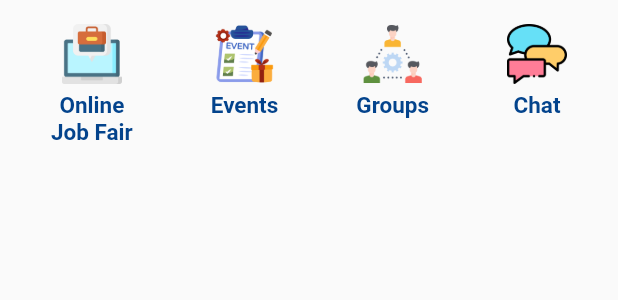
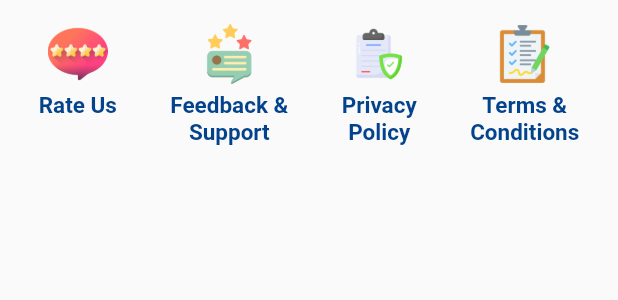
Before and after one commit to Mosaidur/Job-Skeers, a Flutter app: the AboutUsCategory widget shown alone on an empty page, opened directly, on a phone screen of 412 x 824 dp. Shown: the top 300 px of the screen. Run offline on Flutter 3.47's test engine with Material 3 defaults, Android fonts, the phone set to English and light mode, and no system bars; our stand-ins replace email_validator, intl_phone_field, shared_preferences; missing offline and left inert: multiselect_dropdown_flutter; accounts and stored records are empty.

Commit message:
22th commite

```diff
--- a/jobskeers/lib/Job_Seeker/Pages/More/moreFeature.dart
+++ b/jobskeers/lib/Job_Seeker/Pages/More/moreFeature.dart
@@ -58,8 +58,8 @@ class _MoreFeatureState extends State<MoreFeature> {
                 ),
               ),
             ),
-
             Mian_Feature(),
+            Divider(color: Colors.grey,thickness: 1,),
 
             //Hiring Category
             Container(
@@ -77,8 +77,8 @@ class _MoreFeatureState extends State<MoreFeature> {
                 ),
               ),
             ),
-
             HiringCategory(),
+            Divider(color: Colors.grey,thickness: 1,),
 
             //Invaitaion
             Container(
@@ -97,6 +97,7 @@ class _MoreFeatureState extends State<MoreFeature> {
               ),
             ),
             Invitation(),
+            Divider(color: Colors.grey,thickness: 1,),
 
             //AI Support
             Container(
@@ -115,6 +116,7 @@ class _MoreFeatureState extends State<MoreFeature> {
               ),
             ),
             AI_Support(),
+            Divider(color: Colors.grey,thickness: 1,),
 
             //Other Features
             Container(
@@ -133,6 +135,7 @@ class _MoreFeatureState extends State<MoreFeature> {
               ),
             ),
             OthersFeatures(),
+            Divider(color: Colors.grey,thickness: 1,),
 
             //About Us
             Container(
--- a/jobskeers/lib/Job_Seeker/Pages/More/widgets/AboutUS.dart
+++ b/jobskeers/lib/Job_Seeker/Pages/More/widgets/AboutUS.dart
@@ -24,7 +24,7 @@ class _AboutUsCategoryState extends State<AboutUsCategory> {
               mainAxisAlignment: MainAxisAlignment.spaceAround,
               children: [
 
-                //Online Job Fair logo and text
+                //Rate Us logo and text
                 Padding(
                   padding: const EdgeInsets.all(8.0),
                   child: Column(
@@ -33,47 +33,13 @@ class _AboutUsCategoryState extends State<AboutUsCategory> {
                       Container(
                         height: 40,
                         width: 40,
-                        child: Image.asset("assets/Images2/Online Job Fair.png"),
+                        child: Image.asset("assets/Images2/RateUs.png"),
                       ),
                       SizedBox(
                         height: 5,
                       ),
                       Text(
-                        "Online",
-                        style: TextStyle(
-                          color: Color(0xff03438C),
-                          fontSize: 15,
-                          fontWeight: FontWeight.bold,
-                        ),
-                      ),
-                      Text(
-                        "Job Fair",
-                        style: TextStyle(
-                          color: Color(0xff03438C),
-                          fontSize: 15,
-                          fontWeight: FontWeight.bold,
-                        ),
-                      ),
-                    ],
-                  ),
-                ),
-
-                //Events logo and text
-                Padding(
-                  padding: const EdgeInsets.all(8.0),
-                  child: Column(
-                    mainAxisAlignment: MainAxisAlignment.center,
-                    children: [
-                      Container(
-                        height: 40,
-                        width: 40,
-                        child: Image.asset("assets/Images2/Events.png"),
-                      ),
-                      SizedBox(
-                        height: 5,
-                      ),
-                      Text(
-                        "Events",
+                        "Rate Us",
                         style: TextStyle(
                           color: Color(0xff03438C),
                           fontSize: 15,
@@ -92,7 +58,7 @@ class _AboutUsCategoryState extends State<AboutUsCategory> {
                   ),
                 ),
 
-                //Groups logo and text
+                //Feedback and Support logo and text
                 Padding(
                   padding: const EdgeInsets.all(8.0),
                   child: Column(
@@ -101,13 +67,13 @@ class _AboutUsCategoryState extends State<AboutUsCategory> {
                       Container(
                         height: 40,
                         width: 40,
-                        child: Image.asset("assets/Images2/Groups.png"),
+                        child: Image.asset("assets/Images2/Feedback and Support.png"),
                       ),
                       SizedBox(
                         height: 5,
                       ),
                       Text(
-                        "Groups",
+                        "Feedback &",
                         style: TextStyle(
                           color: Color(0xff03438C),
                           fontSize: 15,
@@ -115,7 +81,7 @@ class _AboutUsCategoryState extends State<AboutUsCategory> {
                         ),
                       ),
                       Text(
-                        " ",
+                        "Support",
                         style: TextStyle(
                           color: Color(0xff03438C),
                           fontSize: 15,
@@ -126,7 +92,7 @@ class _AboutUsCategoryState extends State<AboutUsCategory> {
                   ),
                 ),
 
-                //chat  logo and text
+                //Privacy Policy logo and text
                 Padding(
                   padding: const EdgeInsets.all(8.0),
                   child: Column(
@@ -135,13 +101,13 @@ class _AboutUsCategoryState extends State<AboutUsCategory> {
                       Container(
                         height: 40,
                         width: 40,
-                        child: Image.asset("assets/Images2/Chat.png"),
+                        child: Image.asset("assets/Images2/Privacy Policy.png"),
                       ),
                       SizedBox(
                         height: 5,
                       ),
                       Text(
-                        "Chat",
+                        "Privacy",
                         style: TextStyle(
                           color: Color(0xff03438C),
                           fontSize: 15,
@@ -149,7 +115,41 @@ class _AboutUsCategoryState extends State<AboutUsCategory> {
                         ),
                       ),
                       Text(
-                        " ",
+                        "Policy",
+                        style: TextStyle(
+                          color: Color(0xff03438C),
+                          fontSize: 15,
+                          fontWeight: FontWeight.bold,
+                        ),
+                      ),
+                    ],
+                  ),
+                ),
+
+                //Terms & Conditions logo and text
+                Padding(
+                  padding: const EdgeInsets.all(8.0),
+                  child: Column(
+                    mainAxisAlignment: MainAxisAlignment.center,
+                    children: [
+                      Container(
+                        height: 40,
+                        width: 40,
+                        child: Image.asset("assets/Images2/Terms & Conditions.png"),
+                      ),
+                      SizedBox(
+                        height: 5,
+                      ),
+                      Text(
+                        "Terms &",
+                        style: TextStyle(
+                          color: Color(0xff03438C),
+                          fontSize: 15,
+                          fontWeight: FontWeight.bold,
+                        ),
+                      ),
+                      Text(
+                        "Conditions",
                         style: TextStyle(
                           color: Color(0xff03438C),
                           fontSize: 15,
```
Also changed, not shown: jobskeers/assets/Images2/Feedback and Support.png (added), jobskeers/assets/Images2/Privacy Policy.png (added), jobskeers/assets/Images2/RateUs.png (added), jobskeers/assets/Images2/Terms & Conditions.png (added), jobskeers/pubspec.lock.
